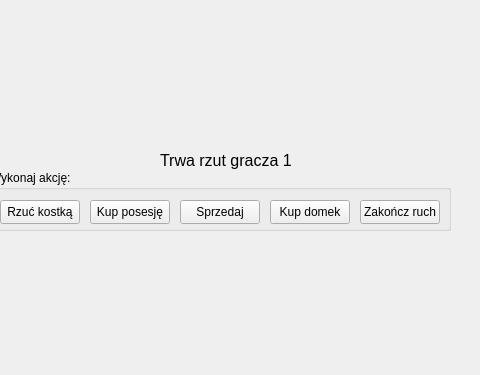
The window that mainwindow.ui (piterbx/naukopoly) describes before a commit, drawn with Qt 5; both pictures show x 410 to 890 and y 289 to 664 of the 1272 by 664 pixel window.
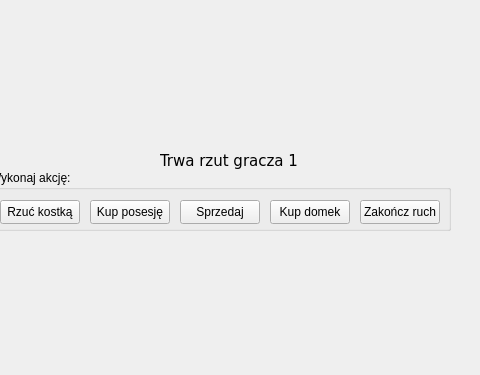
The same window after the commit. Icons and pictures are not drawn.

```diff
--- a/mainwindow.ui
+++ b/mainwindow.ui
@@ -25,6 +25,9 @@
   <property name="windowTitle">
    <string>MainWindow</string>
   </property>
+  <property name="styleSheet">
+   <string notr="true"/>
+  </property>
   <widget class="QWidget" name="centralwidget">
    <property name="enabled">
     <bool>true</bool>
@@ -173,15 +176,21 @@
      <rect>
       <x>570</x>
       <y>420</y>
-      <width>131</width>
+      <width>161</width>
       <height>21</height>
      </rect>
     </property>
     <property name="font">
      <font>
-      <pointsize>12</pointsize>
+      <family>Verdana</family>
+      <pointsize>11</pointsize>
+      <italic>false</italic>
+      <bold>false</bold>
      </font>
     </property>
+    <property name="styleSheet">
+     <string notr="true">font: 11pt &quot;Verdana&quot;;</string>
+    </property>
     <property name="text">
      <string>Trwa rzut gracza 1</string>
     </property>
```
Left out of the diff: 18 changed lines with no effect on the pictures.
